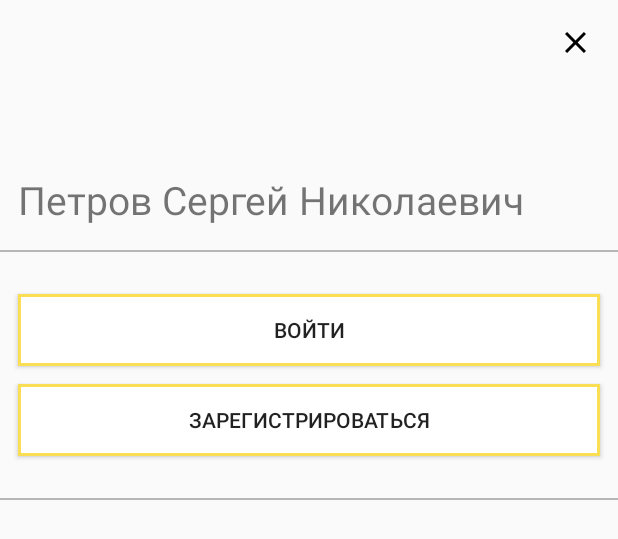
After one commit to SerjHub/RewisorX, an Android app: the layout fragment_drawer_profile.xml on its own in the app's theme, with its tools: preview values and no code run, on a phone screen of 412 x 824 dp. The commit adds this screen. Shown: the top 539 px of the screen. Run offline under Robolectric (Android 15) with nearby library versions, the phone set to English and light mode, and no system bars.

Commit message:
todo navigate to registration

```diff
--- a/app/src/main/java/com/app/rewizor/DI.kt
+++ b/app/src/main/java/com/app/rewizor/DI.kt
@@ -42,4 +42,5 @@ val viewModelModule = module {
     viewModel { RecoverPasswordViewModel(get()) }
     viewModel { CategoryListViewModel(get()) }
     viewModel { TopicViewModel(get()) }
+    viewModel { MainViewModel(get(), get()) }
 }
--- a/app/src/main/java/com/app/rewizor/data/repositoryImpl/AccountRepositoryImpl.kt
+++ b/app/src/main/java/com/app/rewizor/data/repositoryImpl/AccountRepositoryImpl.kt
@@ -15,7 +15,9 @@ class AccountRepositoryImpl(
     }
 
     override val isAuthorized: Boolean
-        get() = prefs.sessionToken != Account.ANONYM_TOKEN
+        get() = prefs.sessionToken.let {
+            it != ANON_TOKEN && it != null
+        }
 
     override var account: Account = Account.DEFAULT
         set(value) {
--- a/app/src/main/java/com/app/rewizor/ui/TopicTabFragment.kt
+++ b/app/src/main/java/com/app/rewizor/ui/TopicTabFragment.kt
@@ -10,14 +10,14 @@ import com.app.rewizor.ui.model.FragmentParamsModel
 import com.app.rewizor.ui.utils.ListFragmentProvider
 import com.app.rewizor.ui.utils.TOPIC_KEY
 import com.app.rewizor.viewmodel.TopicViewModel
-import kotlinx.android.synthetic.main.topic_fragment.*
+import kotlinx.android.synthetic.main.fragment_topic.*
 import org.koin.android.ext.android.inject
 
 class TopicTabFragment: TabFragment() {
 
     override val tabViewId = category_tabs
     override val pagerViewId = category_pager
-    override val layout = R.layout.topic_fragment
+    override val layout = R.layout.fragment_topic
     override val TAG: String = "TopicTabFragment"
     override val viewModel: TopicViewModel by inject()
     lateinit var topicFragments: List<CategoryListFragment>
--- /dev/null
+++ b/app/src/main/res/drawable/ic_cancel.xml
@@ -0,0 +1,9 @@
+<vector xmlns:android="http://schemas.android.com/apk/res/android"
+    android:width="14dp"
+    android:height="14dp"
+    android:viewportWidth="14"
+    android:viewportHeight="14">
+  <path
+      android:pathData="M14,1.41L12.59,0L7,5.59L1.41,0L0,1.41L5.59,7L0,12.59L1.41,14L7,8.41L12.59,14L14,12.59L8.41,7L14,1.41Z"
+      android:fillColor="#000000"/>
+</vector>
--- a/app/src/main/res/layout/activity_main.xml
+++ b/app/src/main/res/layout/activity_main.xml
@@ -35,7 +35,7 @@
         android:layout_height="match_parent"
         android:layout_gravity="start"
         android:fitsSystemWindows="true"
-        app:headerLayout="@layout/navigation_drawer"
+        app:headerLayout="@layout/fragment_drawer_profile"
         app:menu="@menu/drawer_menu"
 
         tools:visibility="gone"/>
--- /dev/null
+++ b/app/src/main/res/layout/fragment_drawer_profile.xml
@@ -0,0 +1,75 @@
+<?xml version="1.0" encoding="utf-8"?>
+<LinearLayout xmlns:android="http://schemas.android.com/apk/res/android" xmlns:tools="http://schemas.android.com/tools"
+              android:orientation="vertical"
+
+              android:paddingBottom="16dp"
+              android:layout_width="match_parent"
+              android:layout_height="match_parent">
+
+    <ImageView
+            android:id="@+id/cancel"
+            android:layout_width="wrap_content"
+            android:layout_height="wrap_content"
+            android:layout_gravity="end"
+            android:padding="16dp"
+            android:layout_marginTop="5dp"
+            android:layout_marginEnd="5dp"
+    android:src="@drawable/ic_cancel"/>
+
+    <ImageView
+            android:id="@+id/avatar"
+            android:layout_width="48dp"
+            android:layout_height="48dp"
+            android:layout_marginStart="12dp"
+    />
+
+    <TextView
+            android:id="@+id/fio"
+            android:layout_width="wrap_content"
+            android:layout_height="wrap_content"
+            android:layout_marginTop="16dp"
+            android:layout_marginStart="12dp"
+            tools:text="Петров Сергей Николаевич"
+    android:textSize="26sp"/>
+
+    <include
+        layout="@layout/grey_divider"
+        style="@style/menu_divider"/>
+
+    <TextView
+            android:id="@+id/profileName"
+            android:layout_width="wrap_content"
+            android:layout_height="wrap_content"
+            tools:visibility="gone"
+            tools:text="Профиль"/>
+    <LinearLayout
+            android:id="@+id/authButtons"
+            android:layout_gravity="center_horizontal"
+            android:layout_width="match_parent"
+
+                  android:orientation="vertical" android:layout_height="wrap_content">
+
+        <Button android:id="@+id/login"
+                android:layout_width="match_parent"
+                android:layout_height="wrap_content"
+                android:layout_marginStart="12dp"
+                android:layout_marginTop="12dp"
+                android:layout_marginEnd="12dp"
+                android:background="@drawable/button_white_bordered"
+                android:text="Войти"
+        />
+
+        <Button android:id="@+id/registration"
+                android:layout_width="match_parent"
+                android:layout_height="wrap_content"
+                android:layout_margin="12dp"
+                android:background="@drawable/button_white_bordered"
+                android:text="Зарегистрироваться"/>
+    </LinearLayout>
+
+
+    <include
+            layout="@layout/grey_divider"
+            style="@style/menu_divider"/>
+
+</LinearLayout>
--- /dev/null
+++ b/app/src/main/res/layout/grey_divider.xml
@@ -0,0 +1,14 @@
+<?xml version="1.0" encoding="utf-8"?>
+<FrameLayout xmlns:android="http://schemas.android.com/apk/res/android"
+             android:layout_width="match_parent"
+             android:layout_height="wrap_content">
+
+    <View
+            android:id="@+id/dividerView"
+            android:layout_width="match_parent"
+            android:layout_height="1dp"
+            android:background="@color/grey">
+
+    </View>
+
+</FrameLayout>
--- a/app/src/main/res/layout/item_publication.xml
+++ b/app/src/main/res/layout/item_publication.xml
@@ -3,6 +3,8 @@
                                    xmlns:app="http://schemas.android.com/apk/res-auto"
                                    xmlns:tools="http://schemas.android.com/tools"
                                    android:orientation="vertical"
+                                   app:cardUseCompatPadding="true"
+                                   android:background="@color/superWhite"
                                    android:layout_width="match_parent"
                                    android:layout_height="wrap_content">
     <androidx.constraintlayout.widget.ConstraintLayout android:layout_width="match_parent"
--- a/app/src/main/res/menu/drawer_menu.xml
+++ b/app/src/main/res/menu/drawer_menu.xml
@@ -1,5 +1,10 @@
 <?xml version="1.0" encoding="utf-8"?>
 <menu xmlns:android="http://schemas.android.com/apk/res/android">
+    <group android:checkableBehavior="single">
+        <item
+            android:id="@+id/city"
+            android:title="Ваш город:"/>
+    </group>
 <group android:checkableBehavior="single">
     <item
         android:id="@+id/main"
--- a/app/src/main/res/values/strings.xml
+++ b/app/src/main/res/values/strings.xml
@@ -4,6 +4,8 @@
     <string name="app_name">Rewizor</string>
     <string name="search_hint">Search</string>
     <string name="filter_hint">Filter</string>
+    <string name="profile">Профиль</string>
+    <string name="your_city">Ваш город</string>
     <string name="main">Главная</string>
     <string name="news">Новости</string>
     <string name="afisha">Афиша</string>
--- a/app/src/main/res/values/styles.xml
+++ b/app/src/main/res/values/styles.xml
@@ -61,5 +61,12 @@
         <item name="android:textColor">@color/fullBlack</item>
     </style>
 
+    <style name="menu_divider">
+        <item name="android:layout_width">match_parent</item>
+        <item name="android:layout_height">wrap_content</item>
+        <item name="android:layout_marginTop">16dp</item>
+        <item name="android:layout_marginBottom">16dp</item>
+    </style>
+
 
 </resources>
```
Also changed, not shown: app/src/main/AndroidManifest.xml (+4 -3 lines), app/src/main/java/com/app/rewizor/MainActivity.kt (+42 -5 lines), app/src/main/java/com/app/rewizor/viewmodel/MainViewModel.kt (+34 -3 lines), app/src/main/java/com/app/rewizor/viewmodel/StartViewModel.kt (+1 -6 lines), app/src/main/res/layout/navigation_drawer.xml (+0 -15 lines), app/src/main/res/layout/fragment_topic.xml (renamed from app/src/main/res/layout/topic_fragment.xml).
